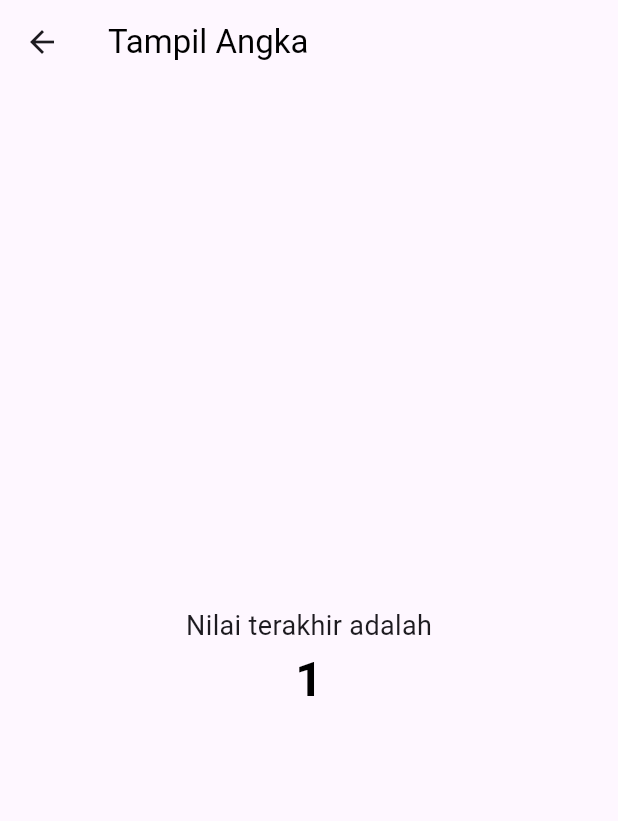
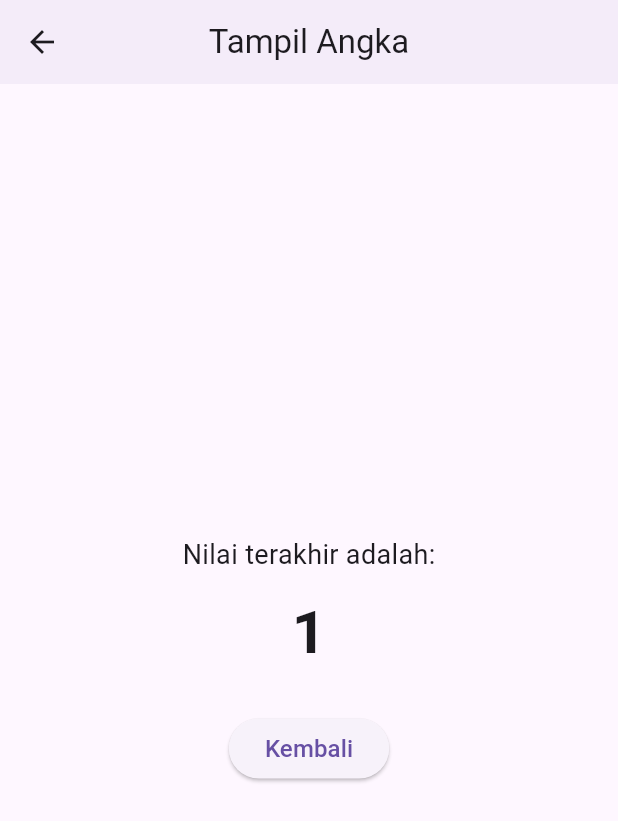
Before and after one commit to madSobirin/Counter_app, a Flutter app: the screen it shows after launch, after a tap on the "add" icon, after a tap on the "arrow forward ios" icon, on a phone screen of 412 x 824 dp. Shown: the top 821 px of the screen. Run offline on Flutter 3.47's test engine with Material 3 defaults, Android fonts, the phone set to English and light mode, and no system bars; our stand-ins replace shared_preferences.

```diff
--- a/lib/counter_app.dart
+++ b/lib/counter_app.dart
@@ -1,4 +1,5 @@
 import 'package:flutter/material.dart';
+import 'package:shared_preferences/shared_preferences.dart';
 import 'tampil_angka.dart';
 
 class CounterApp extends StatefulWidget {
@@ -12,36 +13,70 @@ class _CounterState extends State<CounterApp> {
   int nilai = 0;
 
   @override
+  void initState() {
+    super.initState();
+    _loadNilai();
+  }
+
+  // 🔹 Ambil nilai terakhir dari SharedPreferences
+  Future<void> _loadNilai() async {
+    final prefs = await SharedPreferences.getInstance();
+    setState(() {
+      nilai = prefs.getInt('nilai_counter') ?? 0;
+    });
+  }
+
+  // 🔹 Simpan nilai terbaru
+  Future<void> _saveNilai() async {
+    final prefs = await SharedPreferences.getInstance();
+    prefs.setInt('nilai_counter', nilai);
+  }
+
+  // 🔹 Tambah nilai
+  void _increment() {
+    setState(() {
+      nilai++;
+    });
+    _saveNilai();
+  }
+
+  // 🔹 Kurangi nilai
+  void _decrement() {
+    if (nilai > 0) {
+      setState(() {
+        nilai--;
+      });
+      _saveNilai();
+    }
+  }
+
+  @override
   Widget build(BuildContext context) {
     return Scaffold(
       appBar: AppBar(
         title: const Text('Counter App', style: TextStyle(fontSize: 24)),
       ),
+
       body: Center(
         child: Column(
           mainAxisAlignment: MainAxisAlignment.center,
           children: [
+            // 🔹 Tampilkan angka
             Text(nilai.toString(), style: const TextStyle(fontSize: 30)),
+
+            const SizedBox(height: 20),
+
+            // 🔹 Tombol + dan -
             Row(
               mainAxisAlignment: MainAxisAlignment.center,
               children: [
                 ElevatedButton(
-                  onPressed: () {
-                    setState(() {
-                      if (nilai > 0) {
-                        nilai--;
-                      }
-                    });
-                  },
+                  onPressed: _decrement,
                   child: const Icon(Icons.remove),
                 ),
-                const SizedBox(width: 10, height: 10),
+                const SizedBox(width: 10),
                 ElevatedButton(
-                  onPressed: () {
-                    setState(() {
-                      nilai++;
-                    });
-                  },
+                  onPressed: _increment,
                   child: const Icon(Icons.add),
                 ),
               ],
@@ -49,6 +84,8 @@ class _CounterState extends State<CounterApp> {
           ],
         ),
       ),
+
+      // 🔹 Button menuju halaman tampil angka
       floatingActionButton: FloatingActionButton(
         onPressed: () {
           Navigator.push(
@@ -58,7 +95,7 @@ class _CounterState extends State<CounterApp> {
             ),
           );
         },
-        child: const Icon(Icons.arrow_forward_ios, size: 20),
+        child: const Icon(Icons.arrow_forward_ios),
       ),
     );
   }
--- a/lib/tampil_angka.dart
+++ b/lib/tampil_angka.dart
@@ -2,29 +2,39 @@ import 'package:flutter/material.dart';
 
 class TampilanAngka extends StatelessWidget {
   final int nilai;
+
   const TampilanAngka({super.key, required this.nilai});
 
   @override
   Widget build(BuildContext context) {
     return Scaffold(
       appBar: AppBar(
-        title: const Text(
-          'Tampil Angka',
-          style: TextStyle(fontSize: 22, color: Colors.black),
-        ),
+        title: const Text('Tampil Angka', style: TextStyle(fontSize: 22)),
+        centerTitle: true,
+        elevation: 2,
       ),
+
       body: Center(
         child: Column(
           mainAxisAlignment: MainAxisAlignment.center,
           children: [
-            const Text('Nilai terakhir adalah', style: TextStyle(fontSize: 18)),
+            const Text(
+              'Nilai terakhir adalah:',
+              style: TextStyle(fontSize: 18),
+            ),
+
+            const SizedBox(height: 10),
+
             Text(
-              '$nilai',
-              style: const TextStyle(
-                fontSize: 32,
-                fontWeight: FontWeight.bold,
-                color: Colors.black,
-              ),
+              nilai.toString(),
+              style: const TextStyle(fontSize: 40, fontWeight: FontWeight.bold),
+            ),
+
+            const SizedBox(height: 25),
+
+            ElevatedButton(
+              onPressed: () => Navigator.pop(context),
+              child: const Text('Kembali', style: TextStyle(fontSize: 16)),
             ),
           ],
         ),
@@ -32,3 +42,38 @@ class TampilanAngka extends StatelessWidget {
     );
   }
 }
+
+// import 'package:flutter/material.dart';
+
+// class TampilanAngka extends StatelessWidget {
+//   final int nilai;
+//   const TampilanAngka({super.key, required this.nilai});
+
+//   @override
+//   Widget build(BuildContext context) {
+//     return Scaffold(
+//       appBar: AppBar(
+//         title: const Text(
+//           'Tampil Angka',
+//           style: TextStyle(fontSize: 22, color: Colors.black),
+//         ),
+//       ),
+//       body: Center(
+//         child: Column(
+//           mainAxisAlignment: MainAxisAlignment.center,
+//           children: [
+//             const Text('Nilai terakhir adalah', style: TextStyle(fontSize: 18)),
+//             Text(
+//               '$nilai',
+//               style: const TextStyle(
+//                 fontSize: 32,
+//                 fontWeight: FontWeight.bold,
+//                 color: Colors.black,
+//               ),
+//             ),
+//           ],
+//         ),
+//       ),
+//     );
+//   }
+// }
--- a/pubspec.yaml
+++ b/pubspec.yaml
@@ -2,7 +2,7 @@ name: counter_app
 description: "A new Flutter project."
 # The following line prevents the package from being accidentally published to
 # pub.dev using `flutter pub publish`. This is preferred for private packages.
-publish_to: 'none' # Remove this line if you wish to publish to pub.dev
+publish_to: "none" # Remove this line if you wish to publish to pub.dev
 
 # The following defines the version and build number for your application.
 # A version number is three numbers separated by dots, like 1.2.43
@@ -34,6 +34,8 @@ dependencies:
   # The following adds the Cupertino Icons font to your application.
   # Use with the CupertinoIcons class for iOS style icons.
   cupertino_icons: ^1.0.8
+  shared_preferences: ^2.5.3
+  logger: ^2.6.2
 
 dev_dependencies:
   flutter_test:
@@ -51,7 +53,6 @@ dev_dependencies:
 
 # The following section is specific to Flutter packages.
 flutter:
-
   # The following line ensures that the Material Icons font is
   # included with your application, so that you can use the icons in
   # the material Icons class.
```
Also changed, not shown: pubspec.lock, 1 other file.
